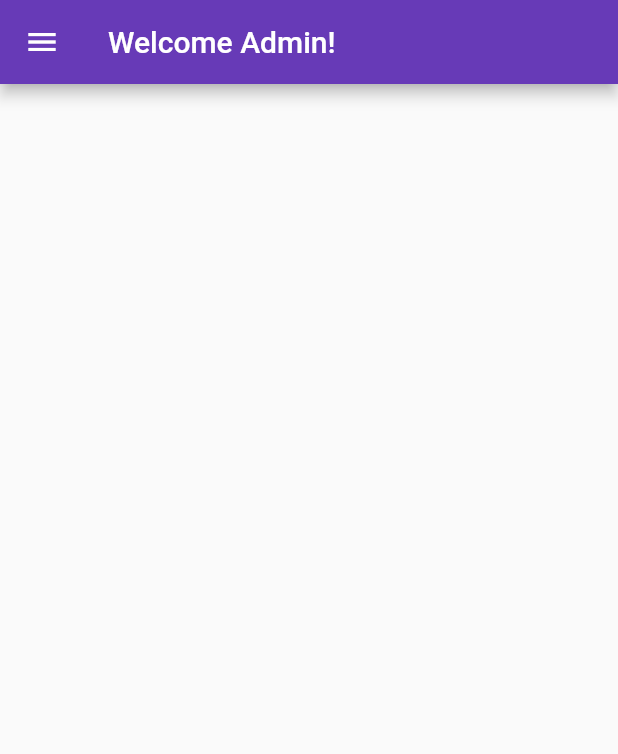
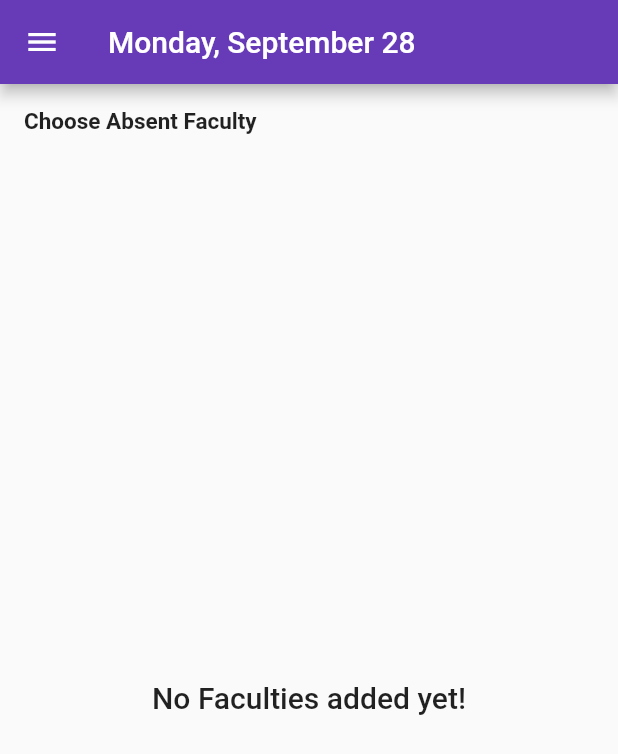
Before and after one commit to gsriram24/substitute_teacher_management, a Flutter app: the screen it shows once a user with an empty profile is signed in, on a phone screen of 412 x 824 dp. Shown: the top 754 px of the screen. Run offline on Flutter 3.47's test engine with Material 2 defaults, Android fonts, the phone set to English and light mode, and no system bars; our stand-ins replace cloud_firestore, firebase_auth, firebase_core; accounts and stored records are empty.

Commit message:
Added substitute faculty screen

```diff
--- a/lib/main.dart
+++ b/lib/main.dart
@@ -5,6 +5,7 @@ import 'package:substitute_teacher_management/screens/auth_screen.dart';
 import 'package:substitute_teacher_management/screens/edit_faculty_screen.dart';
 import 'package:substitute_teacher_management/screens/faculty_management_screen.dart';
 import 'package:substitute_teacher_management/screens/home_screen.dart';
+import 'package:substitute_teacher_management/screens/substitute_faculty_screen.dart';
 
 void main() async {
   WidgetsFlutterBinding.ensureInitialized();
@@ -44,6 +45,7 @@ class MyApp extends StatelessWidget {
       routes: {
         FacultyManagementScreen.routeName: (_) => FacultyManagementScreen(),
         EditFacultyScreen.routeName: (_) => EditFacultyScreen(),
+        SubstituteFacultyScreen.routeName: (_) => SubstituteFacultyScreen(),
       },
     );
   }
--- a/lib/screens/faculty_management_screen.dart
+++ b/lib/screens/faculty_management_screen.dart
@@ -21,12 +21,11 @@ class FacultyManagementScreen extends StatelessWidget {
       ),
       body: StreamBuilder(
         builder: (ctx, facultySnapshot) {
-          final facultyData = facultySnapshot.data.docs;
           if (facultySnapshot.connectionState == ConnectionState.waiting) {
             return Center(
               child: CircularProgressIndicator(),
             );
-          } else if (facultyData.length == 0) {
+          } else if (facultySnapshot.data.docs.length == 0) {
             return Center(
               child: Text(
                 'No Faculties added yet!',
@@ -34,6 +33,7 @@ class FacultyManagementScreen extends StatelessWidget {
               ),
             );
           }
+          final facultyData = facultySnapshot.data.docs;
           return Padding(
             padding: const EdgeInsets.all(8.0),
             child: ListView.builder(
--- a/lib/screens/home_screen.dart
+++ b/lib/screens/home_screen.dart
@@ -1,12 +1,64 @@
+import 'package:cloud_firestore/cloud_firestore.dart';
 import 'package:flutter/material.dart';
+import 'package:substitute_teacher_management/widgets/faculty_management/facultyTile.dart';
 import 'package:substitute_teacher_management/widgets/home/drawer.dart';
+import 'package:intl/intl.dart';
 
 class HomeScreen extends StatelessWidget {
   @override
   Widget build(BuildContext context) {
     return Scaffold(
       appBar: AppBar(
-        title: Text('Welcome Admin!'),
+        title: Text(
+          DateFormat.MMMMEEEEd().format(DateTime.now()),
+        ),
+      ),
+      body: Column(
+        crossAxisAlignment: CrossAxisAlignment.start,
+        children: [
+          Padding(
+            padding: const EdgeInsets.all(16.0),
+            child: Text(
+              'Choose Absent Faculty',
+              style: TextStyle(
+                fontSize: 15,
+                fontWeight: FontWeight.bold,
+              ),
+            ),
+          ),
+          Expanded(
+            child: StreamBuilder(
+              builder: (ctx, facultySnapshot) {
+                if (facultySnapshot.connectionState ==
+                    ConnectionState.waiting) {
+                  return Center(
+                    child: CircularProgressIndicator(),
+                  );
+                } else if (facultySnapshot.data.docs.length == 0) {
+                  return Center(
+                    child: Text(
+                      'No Faculties added yet!',
+                      style: Theme.of(context).textTheme.title,
+                    ),
+                  );
+                }
+                final facultyData = facultySnapshot.data.docs;
+                return Padding(
+                  padding: const EdgeInsets.all(8.0),
+                  child: ListView.builder(
+                      itemBuilder: (ctx, i) {
+                        return FacultyTile(facultyData[i].data(),
+                            isHomeScreen: true);
+                      },
+                      itemCount: facultyData.length),
+                );
+              },
+              stream: FirebaseFirestore.instance
+                  .collection('faculties')
+                  .snapshots(),
+            ),
+          ),
+        ],
       ),
       drawer: AppDrawer(),
     );
```
Also changed, not shown: lib/screens/edit_faculty_screen.dart (+9 -7 lines), lib/screens/substitute_faculty_screen.dart (added, +50 -0 lines), lib/widgets/edit_faculty/new_subject_modal.dart (+25 -4 lines), lib/widgets/edit_faculty/subject_tile.dart (+8 -13 lines), lib/widgets/faculty_management/facultyTile.dart (+17 -4 lines).
